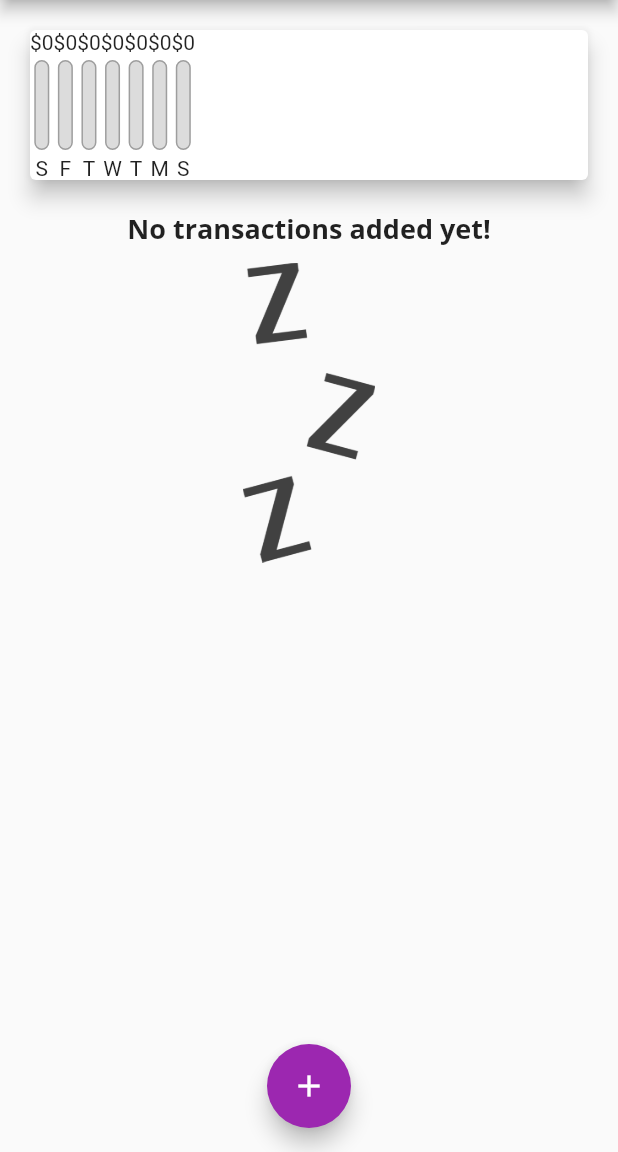
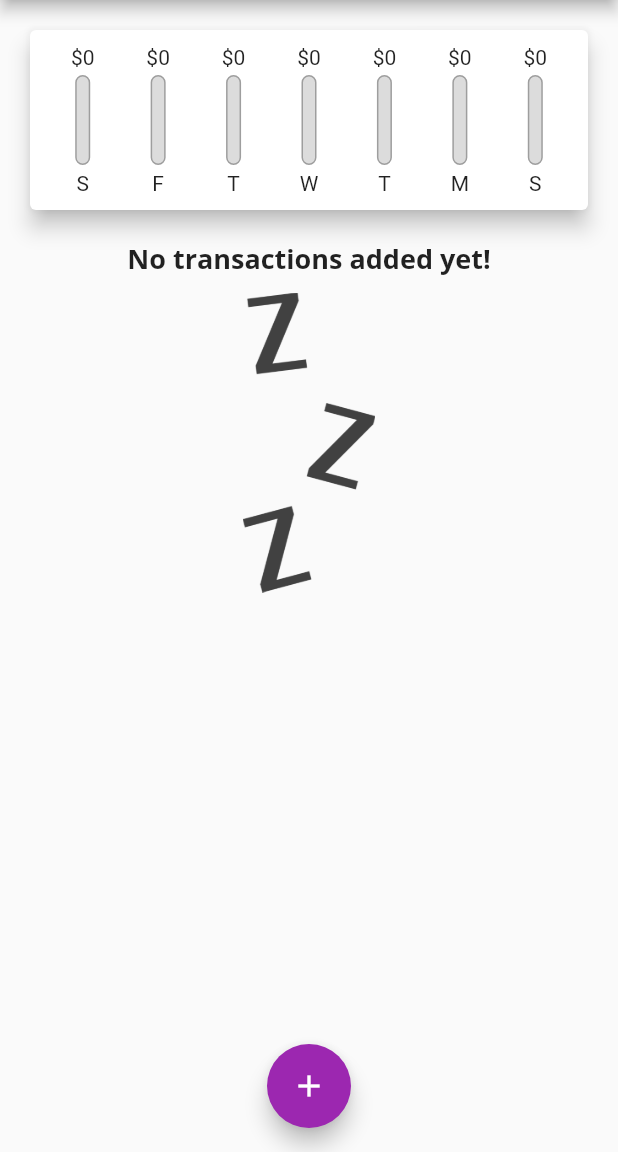
Before and after one commit to felipemotarocha/flutter-expenses-app, a Flutter app: the screen it shows after launch, on a phone screen of 412 x 824 dp, the part 84-1236 px from its top. Run offline on Flutter 3.47's test engine with Material 2 defaults, Android fonts, the phone set to English and light mode, and no system bars.

Commit message:
style: prevent chart text overflow

```diff
--- a/lib/widgets/chart.dart
+++ b/lib/widgets/chart.dart
@@ -50,18 +50,26 @@ class Chart extends StatelessWidget {
     return Card(
       elevation: 6,
       margin: const EdgeInsets.all(20),
+      child: Padding(
+        padding: const EdgeInsets.all(10),
         child: Row(
+          mainAxisAlignment: MainAxisAlignment.spaceAround,
           children: groupedTransactionValues.map(
             (data) {
-            return ChartBar(
+              return Flexible(
+                fit: FlexFit.tight,
+                child: ChartBar(
                   label: data['day'],
                   spendingAmount: data['amount'],
-              spendingPctOfTotal:
-                  totalSpending == 0.0 ? 0.0 : data['amount'] / totalSpending,
+                  spendingPctOfTotal: totalSpending == 0.0
+                      ? 0.0
+                      : data['amount'] / totalSpending,
+                ),
               );
             },
           ).toList(),
         ),
+      ),
     );
   }
 }
--- a/lib/widgets/chart_bar.dart
+++ b/lib/widgets/chart_bar.dart
@@ -16,7 +16,7 @@ class ChartBar extends StatelessWidget {
   Widget build(BuildContext context) {
     return Column(
       children: [
-        Text('\$${spendingAmount.toStringAsFixed(0)}'),
+        FittedBox(child: Text('\$${spendingAmount.toStringAsFixed(0)}')),
         const SizedBox(
           height: 4,
         ),
```
Lines whose indentation alone changed are shown as unchanged.
